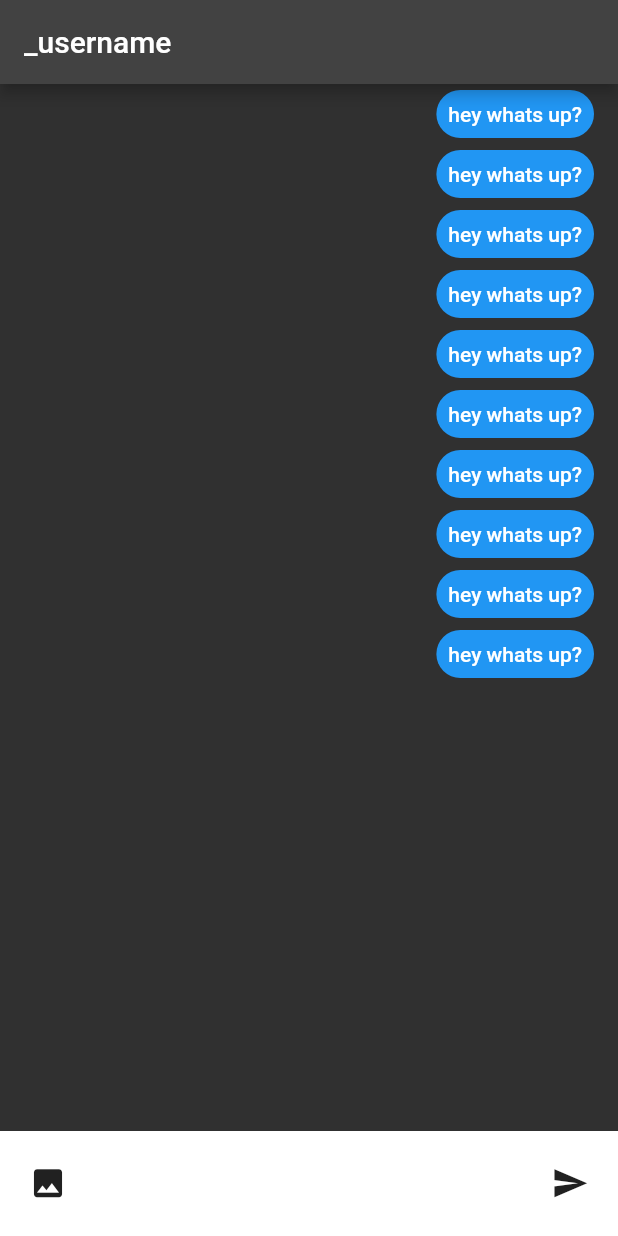
After one commit to oderanwosu/greem-app, a Flutter app: the ConversationScreen screen opened by its route, on a phone screen of 412 x 824 dp. The commit adds this screen. Run offline on Flutter 3.47's test engine with Material 2 defaults, Android fonts, the phone set to English and light mode, and no system bars; our stand-ins replace flutter_riverpod, go_router, riverpod, shared_preferences, timeago; accounts and stored records are empty.

Commit message:
Fixed friend request bugs, added conversations backend, created conversation UI

```diff
--- a/lib/controllers/routes_controller.dart
+++ b/lib/controllers/routes_controller.dart
@@ -8,6 +8,7 @@ import 'package:riverpod/riverpod.dart';
 import '../providers/auth_providers.dart';
 import '../providers/routes_provider.dart';
 import '../screens/auth_screens/auth.dart';
+import '../screens/messages_screens.dart/conversation.dart';
 import '../screens/messages_screens.dart/conversations.dart';
 
 class RouterController extends StateNotifier {
@@ -48,6 +49,10 @@ class RouterController extends StateNotifier {
     GoRoute(
       path: "/auth",
       builder: (context, state) => AuthScreen(),
+    ),
+    GoRoute(
+      path: "/conversation",
+      builder: (context, state) => ConversationScreen(),
     )
   ];
 
--- a/lib/models/friends.dart
+++ b/lib/models/friends.dart
@@ -2,7 +2,7 @@ import 'package:greem/models/user.dart';
 
 class FriendsDataModel {
   List<AppUser?> friends;
-  List<dynamic> friendRequest;
+  List<AppUser?> friendRequests;
 
-  FriendsDataModel({required this.friends, required this.friendRequest});
+  FriendsDataModel({required this.friends, required this.friendRequests});
 }
--- a/lib/screens/auth_screens/register.dart
+++ b/lib/screens/auth_screens/register.dart
@@ -20,8 +20,7 @@ class _RegisterScreenState extends State<RegisterScreen> {
       body: SingleChildScrollView(
         primary: true,
         child: Consumer(builder: ((context, ref, child) {
-          final AsyncValue<void> state =
-              ref.watch(authControllerProvider);
+          final AsyncValue<void> state = ref.watch(authControllerProvider);
           return SafeArea(
               child: Padding(
                   padding: const EdgeInsets.all(50.0),
--- /dev/null
+++ b/lib/screens/messages_screens.dart/conversation.dart
@@ -0,0 +1,80 @@
+import 'package:flutter/material.dart';
+import 'package:flutter_riverpod/flutter_riverpod.dart';
+
+import '../../widgets/message_bubble.dart';
+
+class ConversationScreen extends ConsumerStatefulWidget {
+  ConversationScreen({Key? key}) : super(key: key);
+
+  @override
+  ConversationScreenState createState() => ConversationScreenState();
+}
+
+class ConversationScreenState extends ConsumerState<ConversationScreen> {
+  @override
+  Widget build(BuildContext context) {
+    return Scaffold(
+        appBar: AppBar(title: const Text('_username')), body: MessageList());
+  }
+}
+
+class MessageList extends ConsumerStatefulWidget {
+  MessageList({Key? key}) : super(key: key);
+
+  @override
+  MessageListState createState() => MessageListState();
+}
+
+class MessageListState extends ConsumerState<MessageList> {
+    _buildMessageComposer() {
+    return Container(
+      padding: EdgeInsets.symmetric(horizontal: 8.0),
+      height: 70.0,
+      color: Colors.white,
+      child: Row(
+        children: <Widget>[
+          IconButton(
+            icon: Icon(Icons.photo),
+            iconSize: 25.0,
+            color: Theme.of(context).primaryColor,
+            onPressed: () {},
+          ),
+          Expanded(
+            child: TextField(
+              textCapitalization: TextCapitalization.sentences,
+              onChanged: (value) {},
+              decoration: InputDecoration.collapsed(
+                hintText: 'Send a message...',
+              ),
+            ),
+          ),
+          IconButton(
+            icon: Icon(Icons.send),
+            iconSize: 25.0,
+            color: Theme.of(context).primaryColor,
+            onPressed: () {},
+          ),
+        ],
+      ),
+    );
+  }
+
+  @override
+  Widget build(BuildContext context) {
+    return GestureDetector(
+      onTap: () => FocusScope.of(context).unfocus(),
+      child: Scaffold(
+        body: CustomScrollView(
+          slivers: <Widget>[
+            SliverList(
+                delegate: SliverChildBuilderDelegate(childCount: 10,
+                    ((context, index) {
+              return MessageBubble(text: 'hey whats up?', isCurrentUser: true);
+            }))),
+          ],
+        ),
+        bottomNavigationBar: _buildMessageComposer(),
+      ),
+    );
+  }
+}
--- a/lib/utils/api.dart
+++ b/lib/utils/api.dart
@@ -57,7 +57,7 @@ class APIService {
     var headers = getHeader(requireToken);
     try {
       http.Response response =
-          await http.post(uri, body: jsonEncode(body), headers: headers);
+          await http.delete(uri, body: jsonEncode(body), headers: headers);
 
       if (response.statusCode != 204) {
         if (jsonDecode(response.body)["error"] != 'invalid token') {
--- /dev/null
+++ b/lib/widgets/message_bubble.dart
@@ -0,0 +1,43 @@
+import 'package:flutter/material.dart';
+
+class MessageBubble extends StatefulWidget {
+  final String text;
+  final bool isCurrentUser;
+  MessageBubble({required this.text, required this.isCurrentUser});
+
+  @override
+  State<MessageBubble> createState() => _MessageBubbleState();
+}
+
+class _MessageBubbleState extends State<MessageBubble> {
+  @override
+  Widget build(BuildContext context) {
+    return Padding(
+        padding: EdgeInsets.fromLTRB(
+          widget.isCurrentUser ? 64.0 : 16.0,
+          4,
+          widget.isCurrentUser ? 16.0 : 64.0,
+          4,
+        ),
+        child: Align(
+          alignment: widget.isCurrentUser
+              ? Alignment.centerRight
+              : Alignment.centerLeft,
+          child: Container(
+            decoration: BoxDecoration(
+              color: widget.isCurrentUser ? Colors.blue : Colors.grey[300],
+              borderRadius: BorderRadius.circular(16),
+            ),
+            child: Padding(
+              padding: const EdgeInsets.all(8.0),
+              child: Text(
+                widget.text,
+                style: Theme.of(context).textTheme.bodyText1!.copyWith(
+                    color:
+                        widget.isCurrentUser ? Colors.white : Colors.black87),
+              ),
+            ),
+          ),
+        ));
+  }
+}
--- a/pubspec.yaml
+++ b/pubspec.yaml
@@ -40,6 +40,7 @@ dependencies:
   flutter_riverpod: ^2.1.1
   shared_preferences: ^2.0.15
   go_router: ^6.0.0
+  timeago: ^3.3.0
 
   http: ^0.13.5
 
```
Also changed, not shown: lib/controllers/auth_controller.dart (+8 -3 lines), lib/controllers/friends_controller.dart (+4 -5 lines), lib/models/conversations.dart (+12 -5 lines), lib/models/message.dart (+23 -0 lines), lib/models/user.dart (+10 -0 lines), lib/repository/auth_repo.dart (+17 -7 lines), lib/repository/data_repo.dart (+25 -11 lines), lib/screens/friends_screen.dart/friends.dart (+17 -6 lines), lib/screens/messages_screens.dart/conversations.dart (+10 -7 lines), lib/widgets/forms/register.dart (+43 -26 lines), lib/widgets/friend_request_expansion_tile.dart (+15 -7 lines), pubspec.lock.
